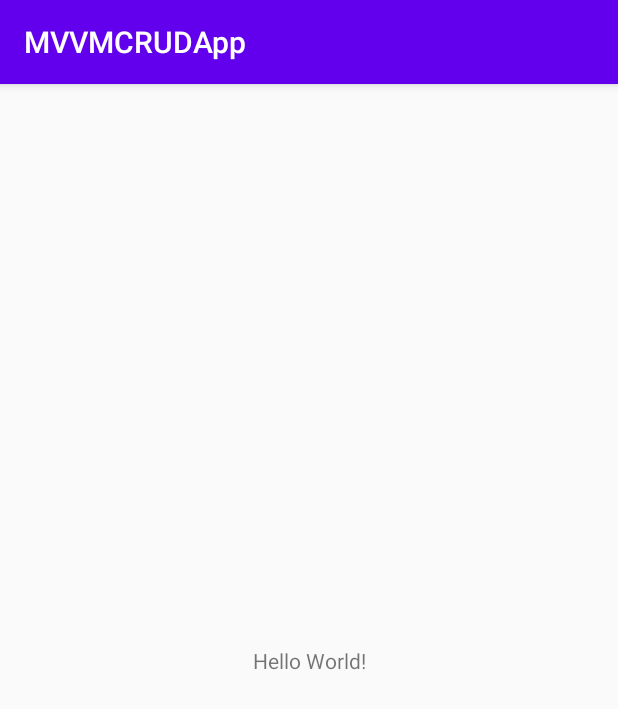
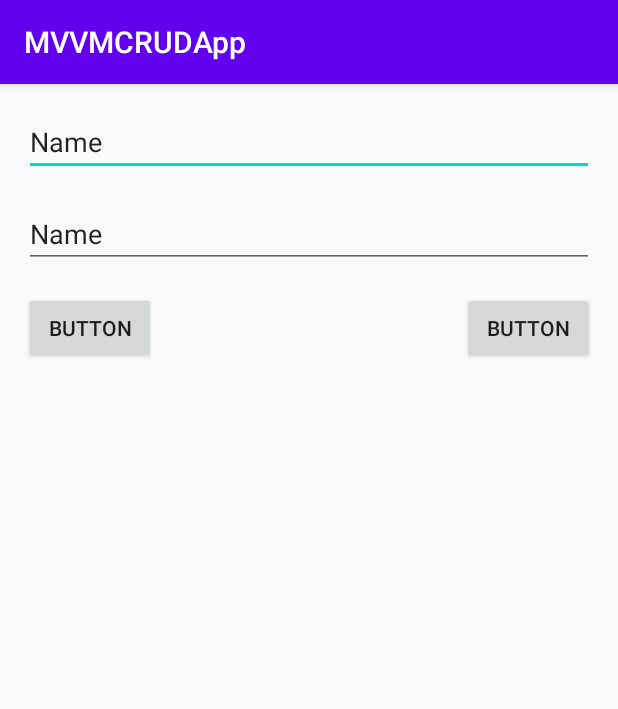
Before and after one commit to sourabhshegane/MVVMCRUDApp, an Android app: the screen it shows after launch (MainActivity), on a phone screen of 412 x 824 dp. Shown: the top 709 px of the screen. Run offline under Robolectric (Android 15) with nearby library versions, the phone set to English and light mode, and no system bars.

Commit message:
Created UI

```diff
--- a/app/build.gradle
+++ b/app/build.gradle
@@ -29,6 +29,7 @@ android {
 }
 
 dependencies {
+    implementation 'androidx.recyclerview:recyclerview:1.1.0'
     def lifecycle_version = "2.2.0"
     def room_version = "2.2.5"
 
--- a/app/src/main/res/layout/activity_main.xml
+++ b/app/src/main/res/layout/activity_main.xml
@@ -6,13 +6,64 @@
     android:layout_height="match_parent"
     tools:context=".MainActivity">
 
-    <TextView
+    <EditText
+        android:id="@+id/ed_name"
+        android:layout_width="0dp"
+        android:layout_height="wrap_content"
+        android:layout_marginStart="16dp"
+        android:layout_marginTop="16dp"
+        android:layout_marginEnd="16dp"
+        android:ems="10"
+        android:inputType="textPersonName"
+        android:text="Name"
+        app:layout_constraintEnd_toEndOf="parent"
+        app:layout_constraintStart_toStartOf="parent"
+        app:layout_constraintTop_toTopOf="parent" />
+
+    <EditText
+        android:id="@+id/ed_email"
+        android:layout_width="0dp"
+        android:layout_height="wrap_content"
+        android:layout_marginStart="16dp"
+        android:layout_marginTop="16dp"
+        android:layout_marginEnd="16dp"
+        android:ems="10"
+        android:inputType="textPersonName"
+        android:text="Name"
+        app:layout_constraintEnd_toEndOf="parent"
+        app:layout_constraintStart_toStartOf="parent"
+        app:layout_constraintTop_toBottomOf="@+id/ed_name" />
+
+    <Button
+        android:id="@+id/btn_save_or_update"
         android:layout_width="wrap_content"
         android:layout_height="wrap_content"
-        android:text="Hello World!"
+        android:layout_marginStart="16dp"
+        android:layout_marginTop="16dp"
+        android:text="Button"
+        app:layout_constraintStart_toStartOf="parent"
+        app:layout_constraintTop_toBottomOf="@+id/ed_email" />
+
+    <Button
+        android:id="@+id/btn_delete_or_clear_all"
+        android:layout_width="wrap_content"
+        android:layout_height="wrap_content"
+        android:layout_marginTop="16dp"
+        android:layout_marginEnd="16dp"
+        android:text="Button"
+        app:layout_constraintEnd_toEndOf="parent"
+        app:layout_constraintTop_toBottomOf="@+id/ed_email" />
+
+    <androidx.recyclerview.widget.RecyclerView
+        android:id="@+id/rv_subscribers"
+        android:layout_width="0dp"
+        android:layout_height="0dp"
+        android:layout_marginStart="16dp"
+        android:layout_marginTop="16dp"
+        android:layout_marginEnd="16dp"
+        android:layout_marginBottom="16dp"
         app:layout_constraintBottom_toBottomOf="parent"
-        app:layout_constraintLeft_toLeftOf="parent"
-        app:layout_constraintRight_toRightOf="parent"
-        app:layout_constraintTop_toTopOf="parent" />
-
+        app:layout_constraintEnd_toEndOf="parent"
+        app:layout_constraintStart_toStartOf="parent"
+        app:layout_constraintTop_toBottomOf="@+id/btn_save_or_update" />
 </androidx.constraintlayout.widget.ConstraintLayout>
--- a/build.gradle
+++ b/build.gradle
@@ -6,7 +6,7 @@ buildscript {
         jcenter()
     }
     dependencies {
-        classpath "com.android.tools.build:gradle:4.0.2"
+        classpath 'com.android.tools.build:gradle:4.1.1'
         classpath "org.jetbrains.kotlin:kotlin-gradle-plugin:$kotlin_version"
 
         // NOTE: Do not place your application dependencies here; they belong
```
Also changed, not shown: gradle/wrapper/gradle-wrapper.properties.
